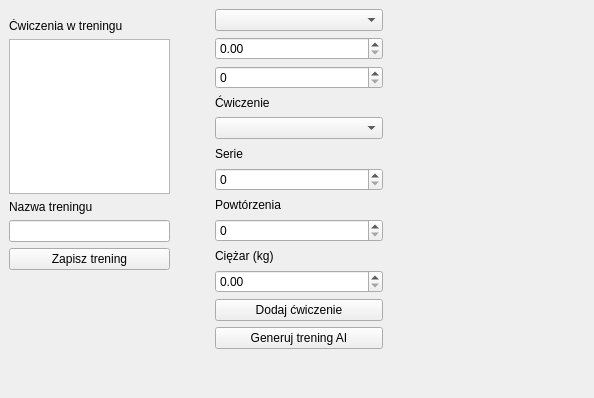
jakubwrobel2003/projekt-silownia-qt, file workoutsview.ui: the form before one commit.
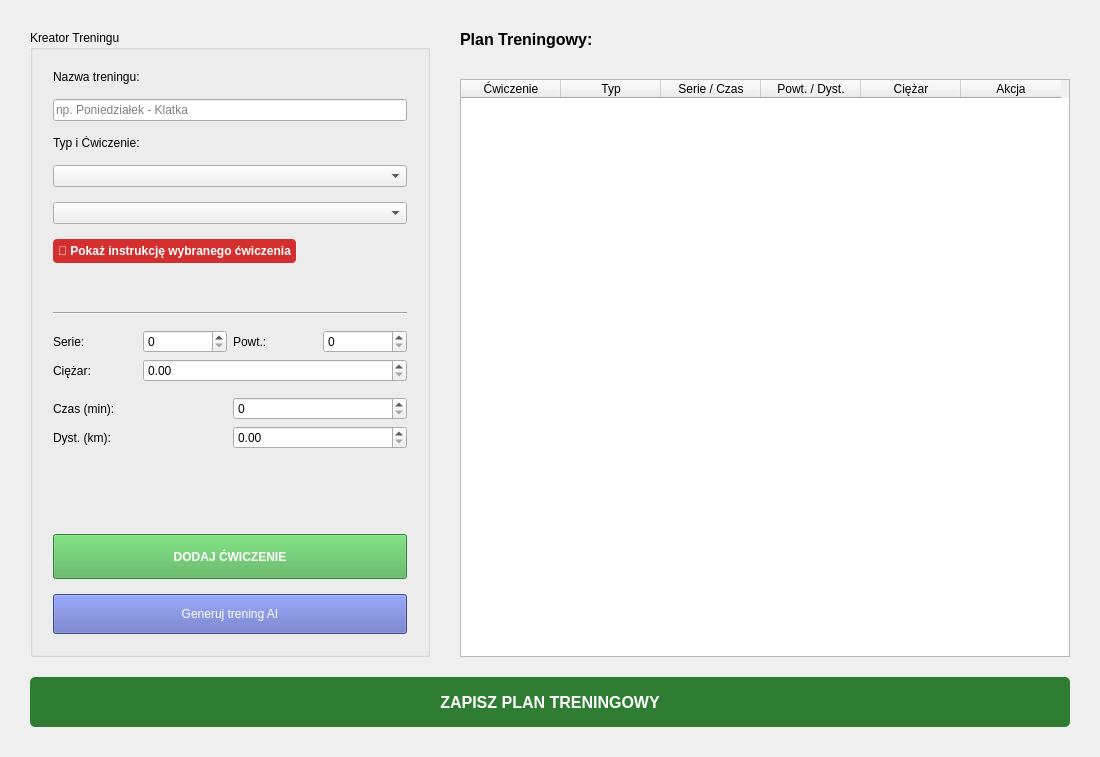
The form after the commit.

Commit message: Dodanie kalkulatora 1RM, Makro, Exportu Treningu i Pomocy

```diff
--- a/workoutsview.ui
+++ b/workoutsview.ui
@@ -6,142 +6,265 @@
    <rect>
     <x>0</x>
     <y>0</y>
-    <width>594</width>
-    <height>398</height>
+    <width>1100</width>
+    <height>757</height>
    </rect>
   </property>
   <property name="windowTitle">
    <string>Form</string>
   </property>
-  <widget class="QWidget" name="horizontalLayoutWidget">
-   <property name="geometry">
-    <rect>
-     <x>-1</x>
-     <y>-1</y>
-     <width>621</width>
-     <height>381</height>
-    </rect>
+  <layout class="QVBoxLayout" name="mainLayout">
+   <property name="spacing">
+    <number>20</number>
    </property>
-   <layout class="QHBoxLayout" name="horizontalLayout">
-    <item>
-     <widget class="QWidget" name="widget" native="true">
-      <property name="maximumSize">
-       <size>
-        <width>200</width>
-        <height>16777215</height>
-       </size>
-      </property>
-      <widget class="QWidget" name="verticalLayoutWidget_2">
-       <property name="geometry">
-        <rect>
-         <x>10</x>
-         <y>20</y>
-         <width>161</width>
-         <height>251</height>
-        </rect>
+   <property name="leftMargin">
+    <number>30</number>
+   </property>
+   <property name="topMargin">
+    <number>30</number>
+   </property>
+   <property name="rightMargin">
+    <number>30</number>
+   </property>
+   <property name="bottomMargin">
+    <number>30</number>
+   </property>
+   <item>
+    <layout class="QHBoxLayout" name="contentLayout">
+     <property name="spacing">
+      <number>30</number>
+     </property>
+     <item>
+      <widget class="QGroupBox" name="groupCreator">
+       <property name="minimumSize">
+        <size>
+         <width>350</width>
+         <height>0</height>
+        </size>
        </property>
-       <layout class="QVBoxLayout" name="verticalLayout_2">
+       <property name="maximumSize">
+        <size>
+         <width>400</width>
+         <height>16777215</height>
+        </size>
+       </property>
+       <property name="title">
+        <string>Kreator Treningu</string>
+       </property>
+       <layout class="QVBoxLayout" name="creatorLayout">
+        <property name="spacing">
+         <number>15</number>
+        </property>
+        <property name="leftMargin">
+         <number>20</number>
+        </property>
+        <property name="topMargin">
+         <number>20</number>
+        </property>
+        <property name="rightMargin">
+         <number>20</number>
+        </property>
+        <property name="bottomMargin">
+         <number>20</number>
+        </property>
         <item>
-         <widget class="QLabel" name="label">
+         <widget class="QLabel" name="labelName">
           <property name="text">
-           <string>Ćwiczenia w treningu</string>
+           <string>Nazwa treningu:</string>
           </property>
          </widget>
         </item>
         <item>
-         <widget class="QListWidget" name="addedExercisesList"/>
-        </item>
-        <item>
-         <widget class="QLabel" name="label_2">
-          <property name="text">
-           <string>Nazwa treningu</string>
+         <widget class="QLineEdit" name="workoutNameLineEdit">
+          <property name="placeholderText">
+           <string>np. Poniedziałek - Klatka</string>
           </property>
          </widget>
         </item>
         <item>
-         <widget class="QLineEdit" name="workoutNameLineEdit"/>
-        </item>
-        <item>
-         <widget class="QPushButton" name="saveWorkoutButton">
+         <widget class="QLabel" name="labelType">
           <property name="text">
-           <string>Zapisz trening</string>
+           <string>Typ i Ćwiczenie:</string>
           </property>
          </widget>
         </item>
-       </layout>
-      </widget>
-     </widget>
-    </item>
-    <item>
-     <widget class="QWidget" name="widget_2" native="true">
-      <widget class="QWidget" name="verticalLayoutWidget">
-       <property name="geometry">
-        <rect>
-         <x>10</x>
-         <y>10</y>
-         <width>168</width>
-         <height>340</height>
-        </rect>
-       </property>
-       <layout class="QVBoxLayout" name="verticalLayout">
         <item>
-         <widget class="QComboBox" name="exerciseTypeComboBox"/>
-        </item>
-        <item>
-         <widget class="QDoubleSpinBox" name="distanceSpinBox"/>
-        </item>
-        <item>
-         <widget class="QSpinBox" name="durationSpinBox"/>
-        </item>
-        <item>
-         <widget class="QLabel" name="label_6">
-          <property name="text">
-           <string>Ćwiczenie</string>
-          </property>
-         </widget>
+         <layout class="QHBoxLayout" name="typeSelectLayout">
+          <item>
+           <widget class="QComboBox" name="exerciseTypeComboBox"/>
+          </item>
+         </layout>
         </item>
         <item>
          <widget class="QComboBox" name="exerciseComboBox"/>
         </item>
         <item>
-         <widget class="QLabel" name="label_5">
+         <layout class="QHBoxLayout" name="videoLayout">
+          <item>
+           <widget class="QPushButton" name="btnShowVideo">
+            <property name="cursor">
+             <cursorShape>PointingHandCursor</cursorShape>
+            </property>
+            <property name="styleSheet">
+             <string notr="true">background-color: #D32F2F; color: white; font-weight: bold; border-radius: 4px; padding: 5px;</string>
+            </property>
+            <property name="text">
+             <string>🎥 Pokaż instrukcję wybranego ćwiczenia</string>
+            </property>
+           </widget>
+          </item>
+          <item>
+           <spacer name="horizontalSpacer_video">
+            <property name="orientation">
+             <enum>Qt::Orientation::Horizontal</enum>
+            </property>
+            <property name="sizeHint" stdset="0">
+             <size>
+              <width>40</width>
+              <height>20</height>
+             </size>
+            </property>
+           </spacer>
+          </item>
+         </layout>
+        </item>
+        <item>
+         <widget class="QLabel" name="lblVideoLink">
+          <property name="styleSheet">
+           <string notr="true">color: #4FC3F7; font-weight: bold; margin-bottom: 5px;</string>
+          </property>
           <property name="text">
-           <string>Serie</string>
+           <string/>
           </property>
+          <property name="wordWrap">
+           <bool>true</bool>
+          </property>
+          <property name="openExternalLinks">
+           <bool>true</bool>
+          </property>
          </widget>
         </item>
         <item>
-         <widget class="QSpinBox" name="setsSpinBox"/>
-        </item>
-        <item>
-         <widget class="QLabel" name="label_4">
-          <property name="text">
-           <string>Powtórzenia</string>
+         <widget class="Line" name="line1">
+          <property name="orientation">
+           <enum>Qt::Orientation::Horizontal</enum>
           </property>
          </widget>
         </item>
         <item>
-         <widget class="QSpinBox" name="repsSpinBox"/>
+         <widget class="QWidget" name="strengthParamsWidget" native="true">
+          <layout class="QGridLayout" name="gridStrength">
+           <property name="margin" stdset="0">
+            <number>0</number>
+           </property>
+           <item row="0" column="0">
+            <widget class="QLabel" name="lSets">
+             <property name="text">
+              <string>Serie:</string>
+             </property>
+            </widget>
+           </item>
+           <item row="0" column="1">
+            <widget class="QSpinBox" name="setsSpinBox"/>
+           </item>
+           <item row="0" column="2">
+            <widget class="QLabel" name="lReps">
+             <property name="text">
+              <string>Powt.:</string>
+             </property>
+            </widget>
+           </item>
+           <item row="0" column="3">
+            <widget class="QSpinBox" name="repsSpinBox"/>
+           </item>
+           <item row="1" column="0">
+            <widget class="QLabel" name="lWeight">
+             <property name="text">
+              <string>Ciężar:</string>
+             </property>
+            </widget>
+           </item>
+           <item row="1" column="1" colspan="3">
+            <widget class="QDoubleSpinBox" name="weightSpinBox"/>
+           </item>
+          </layout>
+         </widget>
         </item>
         <item>
-         <widget class="QLabel" name="label_3">
-          <property name="text">
-           <string>Ciężar (kg)</string>
-          </property>
+         <widget class="QWidget" name="cardioParamsWidget" native="true">
+          <layout class="QGridLayout" name="gridCardio">
+           <property name="margin" stdset="0">
+            <number>0</number>
+           </property>
+           <item row="0" column="0">
+            <widget class="QLabel" name="lDur">
+             <property name="text">
+              <string>Czas (min):</string>
+             </property>
+            </widget>
+           </item>
+           <item row="0" column="1">
+            <widget class="QSpinBox" name="durationSpinBox"/>
+           </item>
+           <item row="1" column="0">
+            <widget class="QLabel" name="lDist">
+             <property name="text">
+              <string>Dyst. (km):</string>
+             </property>
+            </widget>
+           </item>
+           <item row="1" column="1">
+            <widget class="QDoubleSpinBox" name="distanceSpinBox"/>
+           </item>
+          </layout>
          </widget>
         </item>
         <item>
-         <widget class="QDoubleSpinBox" name="weightSpinBox"/>
+         <spacer name="verticalSpacerCreator">
+          <property name="orientation">
+           <enum>Qt::Orientation::Vertical</enum>
+          </property>
+          <property name="sizeHint" stdset="0">
+           <size>
+            <width>20</width>
+            <height>40</height>
+           </size>
+          </property>
+         </spacer>
         </item>
         <item>
          <widget class="QPushButton" name="addExerciseButton">
+          <property name="minimumSize">
+           <size>
+            <width>0</width>
+            <height>45</height>
+           </size>
+          </property>
+          <property name="cursor">
+           <cursorShape>PointingHandCursor</cursorShape>
+          </property>
+          <property name="styleSheet">
+           <string notr="true">background-color: #4CAF50; color: white; font-weight: bold;</string>
+          </property>
           <property name="text">
-           <string>Dodaj ćwiczenie</string>
+           <string>DODAJ ĆWICZENIE</string>
           </property>
          </widget>
         </item>
         <item>
          <widget class="QPushButton" name="generateAiWorkoutButton">
+          <property name="minimumSize">
+           <size>
+            <width>0</width>
+            <height>40</height>
+           </size>
+          </property>
+          <property name="cursor">
+           <cursorShape>PointingHandCursor</cursorShape>
+          </property>
+          <property name="styleSheet">
+           <string notr="true">background-color: #5C6BC0; color: white;</string>
+          </property>
           <property name="text">
            <string>Generuj trening AI</string>
           </property>
@@ -149,10 +272,95 @@
         </item>
        </layout>
       </widget>
-     </widget>
-    </item>
-   </layout>
-  </widget>
+     </item>
+     <item>
+      <layout class="QVBoxLayout" name="rightLayout">
+       <item>
+        <widget class="QLabel" name="labelTable">
+         <property name="font">
+          <font>
+           <pointsize>12</pointsize>
+           <bold>true</bold>
+          </font>
+         </property>
+         <property name="text">
+          <string>Plan Treningowy:</string>
+         </property>
+        </widget>
+       </item>
+       <item>
+        <widget class="QTableWidget" name="exercisesTable">
+         <property name="alternatingRowColors">
+          <bool>true</bool>
+         </property>
+         <property name="selectionBehavior">
+          <enum>QAbstractItemView::SelectionBehavior::SelectRows</enum>
+         </property>
+         <property name="columnCount">
+          <number>6</number>
+         </property>
+         <column>
+          <property name="text">
+           <string>Ćwiczenie</string>
+          </property>
+         </column>
+         <column>
+          <property name="text">
+           <string>Typ</string>
+          </property>
+         </column>
+         <column>
+          <property name="text">
+           <string>Serie / Czas</string>
+          </property>
+         </column>
+         <column>
+          <property name="text">
+           <string>Powt. / Dyst.</string>
+          </property>
+         </column>
+         <column>
+          <property name="text">
+           <string>Ciężar</string>
+          </property>
+         </column>
+         <column>
+          <property name="text">
+           <string>Akcja</string>
+          </property>
+         </column>
+        </widget>
+       </item>
+      </layout>
+     </item>
+    </layout>
+   </item>
+   <item>
+    <widget class="QPushButton" name="saveWorkoutButton">
+     <property name="minimumSize">
+      <size>
+       <width>0</width>
+       <height>50</height>
+      </size>
+     </property>
+     <property name="font">
+      <font>
+       <pointsize>12</pointsize>
+       <bold>true</bold>
+      </font>
+     </property>
+     <property name="cursor">
+      <cursorShape>PointingHandCursor</cursorShape>
+     </property>
+     <property name="styleSheet">
+      <string notr="true">background-color: #2E7D32; color: white; border-radius: 5px;</string>
+     </property>
+     <property name="text">
+      <string>ZAPISZ PLAN TRENINGOWY</string>
+     </property>
+    </widget>
+   </item>
+  </layout>
  </widget>
  <resources/>
  <connections/>
```
Left out of the diff: 2 changed lines with no effect on the pictures. The commit also changes 30 other files.
